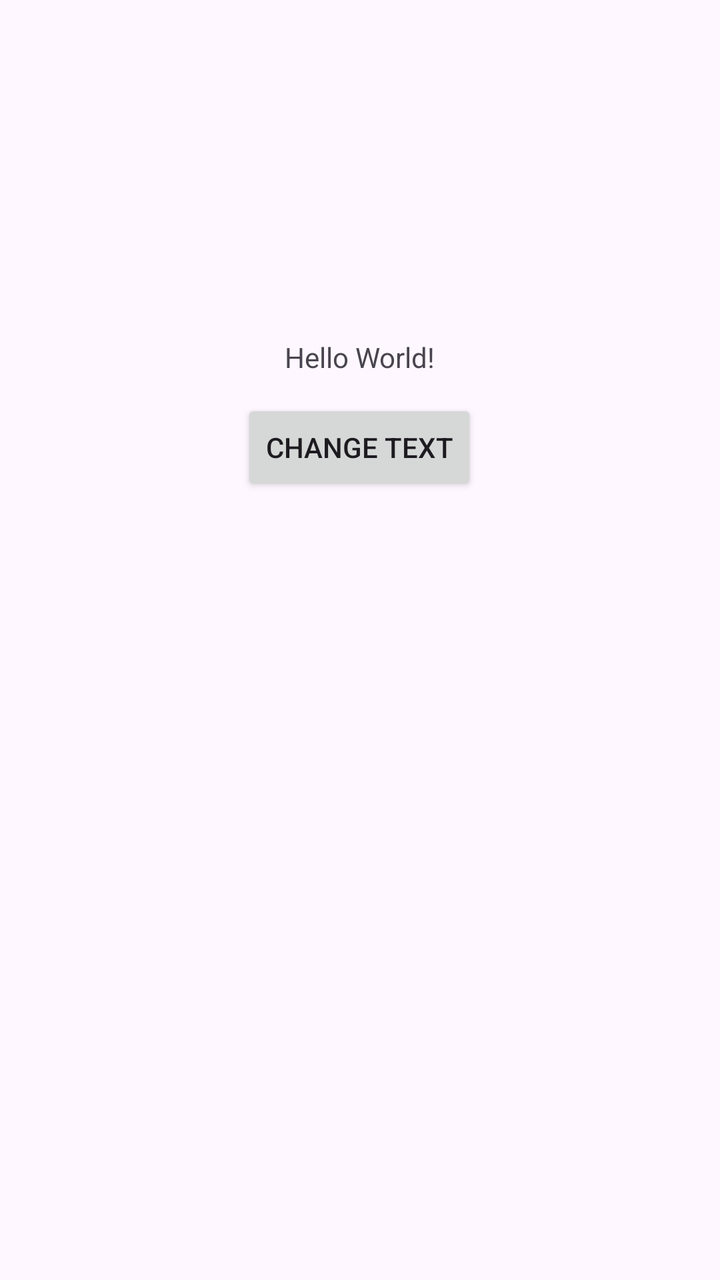
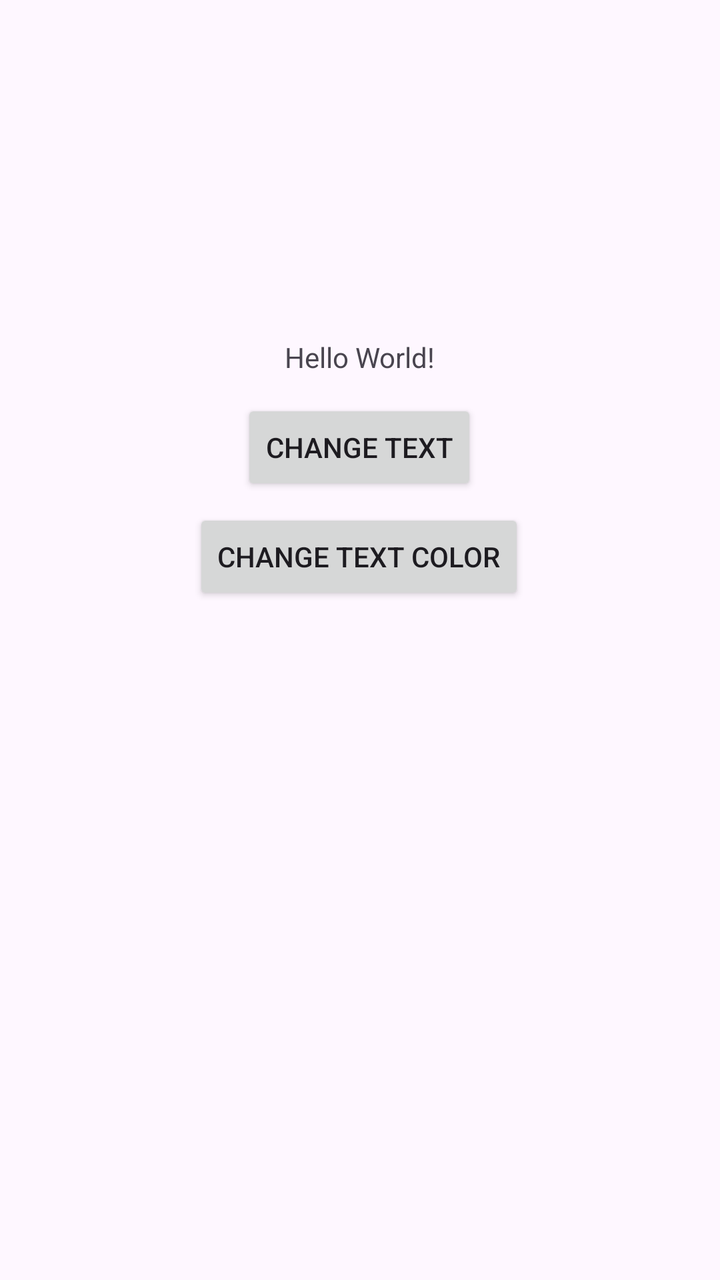

Before-and-after screenshots of an Android layout around one commit, followed by the original layout XML and the change that was made.
<!-- AndroidManifest.xml: application theme Theme.Hello_World -->
<!-- res/layout/activity_main.xml -->
<?xml version="1.0" encoding="utf-8"?>
<androidx.constraintlayout.widget.ConstraintLayout xmlns:android="http://schemas.android.com/apk/res/android"
    xmlns:app="http://schemas.android.com/apk/res-auto"
    xmlns:tools="http://schemas.android.com/tools"
    android:id="@+id/main"
    android:layout_width="match_parent"
    android:layout_height="match_parent"
    tools:context=".MainActivity">

    <TextView
        android:id="@+id/ChangeText"
        android:layout_width="wrap_content"
        android:layout_height="wrap_content"
        android:text="Hello World!"
        app:layout_constraintBottom_toBottomOf="parent"
        app:layout_constraintEnd_toEndOf="parent"
        app:layout_constraintStart_toStartOf="parent"
        app:layout_constraintTop_toTopOf="parent"
        app:layout_constraintVertical_bias="0.272" />

    <Button
        android:id="@+id/BtnChangeText"
        android:layout_width="wrap_content"
        android:layout_height="wrap_content"
        android:onClick="BtnChangeText"
        android:text="@string/change_text"
        app:layout_constraintBottom_toBottomOf="parent"
        app:layout_constraintEnd_toEndOf="parent"
        app:layout_constraintHorizontal_bias="0.498"
        app:layout_constraintStart_toStartOf="parent"
        app:layout_constraintTop_toBottomOf="@+id/ChangeText"
        app:layout_constraintVertical_bias="0.029" />

</androidx.constraintlayout.widget.ConstraintLayout>
<!-- resources referenced by this layout -->
<resources>
  <string name="change_text">Change Text</string>
  <style name="Theme.Hello_World" parent="Base.Theme.Hello_World" />
  <style name="Base.Theme.Hello_World" parent="Theme.Material3.DayNight.NoActionBar">
          
          
      </style>
</resources>

<!-- the commit's change to res/layout/activity_main.xml (unified diff, before → after) -->
@@ -31,4 +31,17 @@
         app:layout_constraintTop_toBottomOf="@+id/ChangeText"
         app:layout_constraintVertical_bias="0.029" />
 
+    <Button
+        android:id="@+id/BtnChangeTextColor"
+        android:layout_width="wrap_content"
+        android:layout_height="wrap_content"
+        android:layout_marginBottom="16dp"
+        android:text="@string/change_text_color"
+        app:layout_constraintBottom_toBottomOf="parent"
+        app:layout_constraintEnd_toEndOf="parent"
+        app:layout_constraintHorizontal_bias="0.498"
+        app:layout_constraintStart_toStartOf="parent"
+        app:layout_constraintTop_toBottomOf="@+id/BtnChangeText"
+        app:layout_constraintVertical_bias="0.02" />
+
 </androidx.constraintlayout.widget.ConstraintLayout>
<!-- resource entries referenced after the edit -->
@@ -1,6 +1,7 @@
 <!-- resources referenced by this layout -->
 <resources>
   <string name="change_text">Change Text</string>
+  <string name="change_text_color">Change Text Color</string>
   <style name="Theme.Hello_World" parent="Base.Theme.Hello_World" />
   <style name="Base.Theme.Hello_World" parent="Theme.Material3.DayNight.NoActionBar">
           
